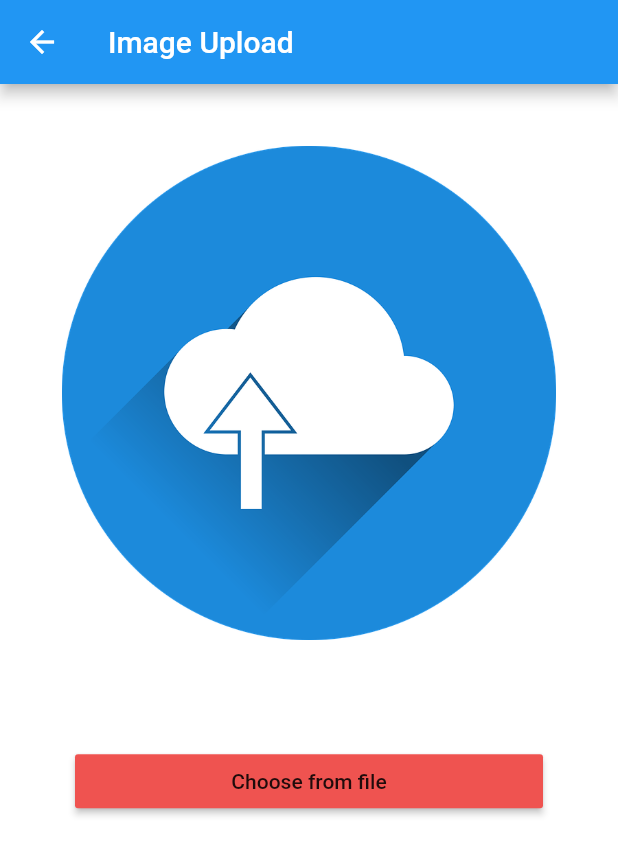
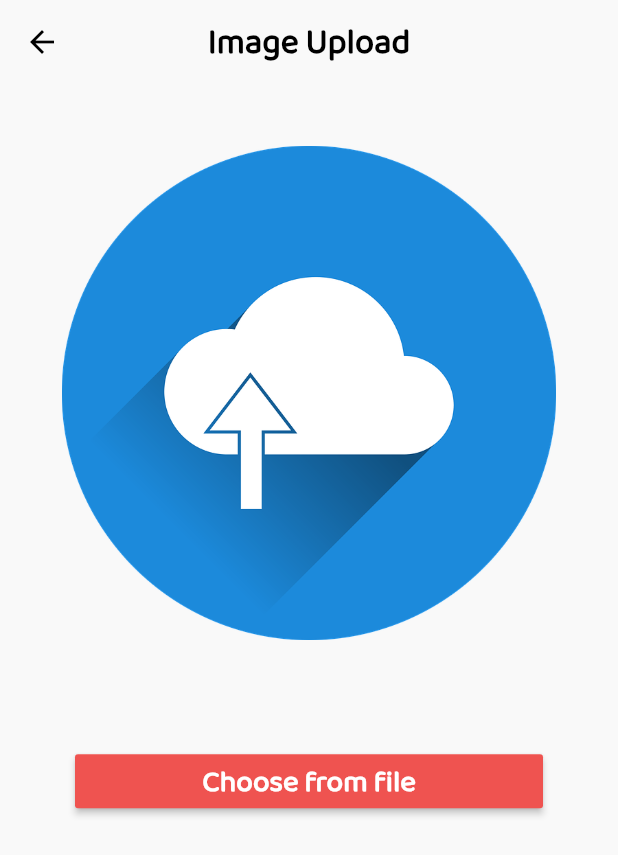
Before and after one commit to ritesh-sharma33/ColNews-Blogger, a Flutter app: the BlogImageUpload screen opened directly, on a phone screen of 412 x 824 dp. Shown: the top 855 px of the screen. Run offline on Flutter 3.47's test engine with Material 2 defaults, Android fonts, the phone set to English and light mode, and no system bars; our stand-ins replace cloud_firestore, dynamic_theme, file_picker, firebase_storage, flutter_html, share and 1 more; missing offline and left inert: quill_delta, zefyr; accounts and stored records are empty; network calls fail.

Commit message:
Fixed UI issues and font consistency

```diff
--- a/lib/pages/post_blog/blog_image_upload.dart
+++ b/lib/pages/post_blog/blog_image_upload.dart
@@ -1,4 +1,5 @@
 import 'package:college_news_blog/pages/home_page.dart';
+import 'package:dynamic_theme/dynamic_theme.dart';
 import 'package:flutter/material.dart';
 import 'package:path/path.dart' as p;
 import 'package:firebase_storage/firebase_storage.dart';
@@ -75,8 +76,15 @@ class _BlogImageUploadState extends State<BlogImageUpload> {
     final deviceHeight = MediaQuery.of(context).size.height;
     return Scaffold(
       appBar: AppBar(
-        title: Text('Image Upload'),
+        elevation: 0,
+        backgroundColor: DynamicTheme.of(context).data.backgroundColor,
+        iconTheme: IconThemeData(
+          color: DynamicTheme.of(context).data.iconTheme.color
+        ),
+        centerTitle: true,
+        title: Text('Image Upload', style: TextStyle(fontFamily: 'Baloo', fontSize: 23, fontWeight: FontWeight.bold, color: DynamicTheme.of(context).data.textTheme.subtitle.color),),
       ),
+      backgroundColor: DynamicTheme.of(context).data.backgroundColor,
       body: Center(
         child: ListView(
           children: <Widget>[
@@ -89,7 +97,7 @@ class _BlogImageUploadState extends State<BlogImageUpload> {
                 padding: const EdgeInsets.symmetric(horizontal: 50, vertical: 70),
                 child: RaisedButton(
                 color: Colors.red[400],
-                child: Text('Choose from file'),
+                child: Text('Choose from file', style: TextStyle(fontFamily: 'Baloo', fontWeight: FontWeight.bold, color: Colors.white, fontSize: 20),),
                 onPressed: filePicker,
             ),
               ),
@@ -100,7 +108,13 @@ class _BlogImageUploadState extends State<BlogImageUpload> {
                 child: RaisedButton(
                   color: Colors.red[400],
                   child: Text(
-                    this.isUploading ? "Uploading..." : 'Upload'
+                    this.isUploading ? "Uploading..." : 'Upload',
+                    style: TextStyle(
+                      fontFamily: 'Baloo',
+                      fontWeight: FontWeight.bold,
+                      color: Colors.white,
+                      fontSize: 20
+                    ),
                   ),
                   onPressed: () {
                     setState(() {
--- a/lib/pages/splash_page.dart
+++ b/lib/pages/splash_page.dart
@@ -21,7 +21,7 @@ class SlideRightRoute extends PageRouteBuilder {
         Widget child
       ) => SlideTransition(
         position: Tween<Offset>(
-          begin: const Offset(-1.0, 0.0),
+          begin: const Offset(1.0, 0.0),
           end: Offset.zero,
         ).animate(animation),
         child: child,
--- a/lib/widgets/small_news_card.dart
+++ b/lib/widgets/small_news_card.dart
@@ -33,7 +33,7 @@ class _SmallNewsCardState extends State<SmallNewsCard> {
   Widget build(BuildContext context) {
     final deviceHeight = MediaQuery.of(context).size.height;
     return Container(
-      height: deviceHeight * 0.205,
+      height: deviceHeight * 0.215,
       child: InkWell(
         onDoubleTap: () {
           if (!this.isLiked) {
@@ -75,7 +75,7 @@ class _SmallNewsCardState extends State<SmallNewsCard> {
                     child: Column(
                       children: <Widget>[
                         new SizedBox(
-                          height: deviceHeight * 0.1935,
+                          height: deviceHeight * 0.2025,
                           width: 130,
                           child: new Image.network(
                             widget.image,
@@ -89,7 +89,7 @@ class _SmallNewsCardState extends State<SmallNewsCard> {
                 ],
               ),
               SizedBox(
-                width: 5,
+                width: 7.5,
               ),
               Expanded(
                 child: Column(
```
Also changed, not shown: lib/pages/home_page.dart (+61 -12 lines).
